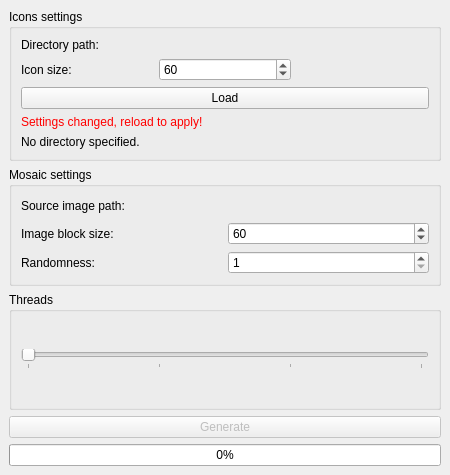
This is ui/mainwindow.ui in YotsuyaNight/Mosaic-Generator as Qt 5 draws it before an edit. The edited form follows.
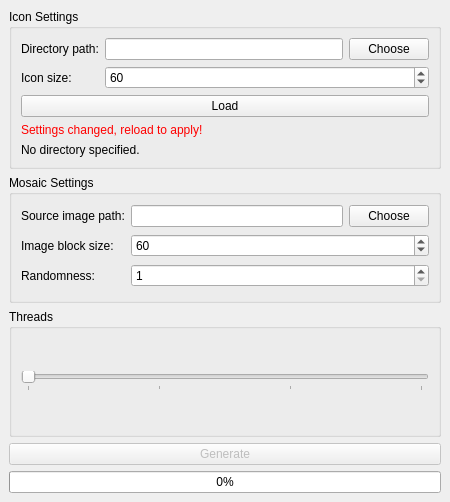
This is the edited form.

Commit message: Added Choose button for selecting directory/image, rather than invoking action by clicking on line edit itself

```diff
--- a/ui/mainwindow.ui
+++ b/ui/mainwindow.ui
@@ -7,127 +7,14 @@
     <x>0</x>
     <y>0</y>
     <width>450</width>
-    <height>475</height>
+    <height>502</height>
    </rect>
   </property>
   <property name="windowTitle">
    <string>Mosaic Generator</string>
   </property>
   <widget class="QWidget" name="mainWidget">
-   <layout class="QGridLayout" name="mainLayout">
-    <item row="0" column="0">
-     <widget class="QGroupBox" name="iconSettingsBox">
-      <property name="title">
-       <string>Icons settings</string>
-      </property>
-      <layout class="QGridLayout" name="gridLayout">
-       <item row="0" column="0">
-        <widget class="QLabel" name="label">
-         <property name="text">
-          <string>Directory path:</string>
-         </property>
-        </widget>
-       </item>
-       <item row="1" column="0">
-        <widget class="QLabel" name="label_4">
-         <property name="text">
-          <string>Icon size:</string>
-         </property>
-        </widget>
-       </item>
-       <item row="1" column="1">
-        <widget class="QSpinBox" name="iconLength">
-         <property name="minimum">
-          <number>1</number>
-         </property>
-         <property name="maximum">
-          <number>999999999</number>
-         </property>
-         <property name="value">
-          <number>60</number>
-         </property>
-        </widget>
-       </item>
-       <item row="4" column="0" colspan="3">
-        <widget class="QPushButton" name="buttonLoadIcons">
-         <property name="text">
-          <string>Load</string>
-         </property>
-        </widget>
-       </item>
-       <item row="6" column="0" colspan="3">
-        <widget class="QLabel" name="loadedIconsCount">
-         <property name="text">
-          <string>No directory specified.</string>
-         </property>
-        </widget>
-       </item>
-       <item row="5" column="0" colspan="3">
-        <widget class="QLabel" name="warningIconSettingsChanged">
-         <property name="styleSheet">
-          <string notr="true">color: red;</string>
-         </property>
-         <property name="text">
-          <string>Settings changed, reload to apply!</string>
-         </property>
-        </widget>
-       </item>
-      </layout>
-     </widget>
-    </item>
-    <item row="1" column="0">
-     <widget class="QGroupBox" name="mosaicSettingsBox">
-      <property name="title">
-       <string>Mosaic settings</string>
-      </property>
-      <layout class="QGridLayout" name="gridLayout_3">
-       <item row="0" column="0">
-        <widget class="QLabel" name="label_2">
-         <property name="text">
-          <string>Source image path:</string>
-         </property>
-        </widget>
-       </item>
-       <item row="1" column="0">
-        <widget class="QLabel" name="label_3">
-         <property name="text">
-          <string>Image block size:</string>
-         </property>
-        </widget>
-       </item>
-       <item row="1" column="1">
-        <widget class="QSpinBox" name="imageBlockSize">
-         <property name="minimum">
-          <number>1</number>
-         </property>
-         <property name="maximum">
-          <number>999999999</number>
-         </property>
-         <property name="value">
-          <number>60</number>
-         </property>
-        </widget>
-       </item>
-       <item row="2" column="0">
-        <widget class="QLabel" name="label_5">
-         <property name="text">
-          <string>Randomness:</string>
-         </property>
-        </widget>
-       </item>
-       <item row="2" column="1">
-        <widget class="QSpinBox" name="randomness">
-         <property name="minimum">
-          <number>1</number>
-         </property>
-         <property name="maximum">
-          <number>999999999</number>
-         </property>
-        </widget>
-       </item>
-      </layout>
-     </widget>
-    </item>
+   <layout class="QGridLayout" name="gridLayout_2">
     <item row="2" column="0">
      <widget class="QGroupBox" name="groupBox_4">
       <property name="title">
@@ -166,6 +53,147 @@
       </property>
      </widget>
     </item>
+    <item row="1" column="0">
+     <widget class="QGroupBox" name="groupBox_2">
+      <property name="title">
+       <string>Mosaic Settings</string>
+      </property>
+      <layout class="QGridLayout" name="gridLayout_3">
+       <item row="0" column="2">
+        <widget class="QPushButton" name="buttonImagePath">
+         <property name="text">
+          <string>Choose</string>
+         </property>
+        </widget>
+       </item>
+       <item row="0" column="1">
+        <widget class="QLineEdit" name="imagePath">
+         <property name="readOnly">
+          <bool>true</bool>
+         </property>
+        </widget>
+       </item>
+       <item row="0" column="0">
+        <widget class="QLabel" name="label_2">
+         <property name="text">
+          <string>Source image path:</string>
+         </property>
+        </widget>
+       </item>
+       <item row="1" column="0">
+        <widget class="QLabel" name="label_3">
+         <property name="text">
+          <string>Image block size:</string>
+         </property>
+        </widget>
+       </item>
+       <item row="2" column="0">
+        <widget class="QLabel" name="label_5">
+         <property name="text">
+          <string>Randomness:</string>
+         </property>
+        </widget>
+       </item>
+       <item row="1" column="1" colspan="2">
+        <widget class="QSpinBox" name="imageBlockSize">
+         <property name="minimum">
+          <number>1</number>
+         </property>
+         <property name="maximum">
+          <number>999999999</number>
+         </property>
+         <property name="value">
+          <number>60</number>
+         </property>
+        </widget>
+       </item>
+       <item row="2" column="1" colspan="2">
+        <widget class="QSpinBox" name="randomness">
+         <property name="minimum">
+          <number>1</number>
+         </property>
+         <property name="maximum">
+          <number>999999999</number>
+         </property>
+        </widget>
+       </item>
+      </layout>
+     </widget>
+    </item>
+    <item row="0" column="0">
+     <widget class="QGroupBox" name="groupBox">
+      <property name="title">
+       <string>Icon Settings</string>
+      </property>
+      <layout class="QGridLayout" name="gridLayout">
+       <item row="1" column="0">
+        <widget class="QLabel" name="label_4">
+         <property name="text">
+          <string>Icon size:</string>
+         </property>
+        </widget>
+       </item>
+       <item row="0" column="1">
+        <widget class="QLineEdit" name="iconDirPath">
+         <property name="readOnly">
+          <bool>true</bool>
+         </property>
+        </widget>
+       </item>
+       <item row="0" column="0">
+        <widget class="QLabel" name="label">
+         <property name="text">
+          <string>Directory path:</string>
+         </property>
+        </widget>
+       </item>
+       <item row="0" column="2">
+        <widget class="QPushButton" name="buttonIconDirPath">
+         <property name="text">
+          <string>Choose</string>
+         </property>
+        </widget>
+       </item>
+       <item row="4" column="0" colspan="3">
+        <widget class="QLabel" name="loadedIconsCount">
+         <property name="text">
+          <string>No directory specified.</string>
+         </property>
+        </widget>
+       </item>
+       <item row="3" column="0" colspan="3">
+        <widget class="QLabel" name="warningIconSettingsChanged">
+         <property name="styleSheet">
+          <string notr="true">color: red;</string>
+         </property>
+         <property name="text">
+          <string>Settings changed, reload to apply!</string>
+         </property>
+        </widget>
+       </item>
+       <item row="2" column="0" colspan="3">
+        <widget class="QPushButton" name="buttonLoadIcons">
+         <property name="text">
+          <string>Load</string>
+         </property>
+        </widget>
+       </item>
+       <item row="1" column="1" colspan="2">
+        <widget class="QSpinBox" name="iconLength">
+         <property name="minimum">
+          <number>1</number>
+         </property>
+         <property name="maximum">
+          <number>999999999</number>
+         </property>
+         <property name="value">
+          <number>60</number>
+         </property>
+        </widget>
+       </item>
+      </layout>
+     </widget>
+    </item>
     <item row="4" column="0">
      <widget class="QProgressBar" name="progressBar">
       <property name="value">
```
Left out of the diff: 2 changed lines with no effect on the pictures. The commit also changes 4 other files.
